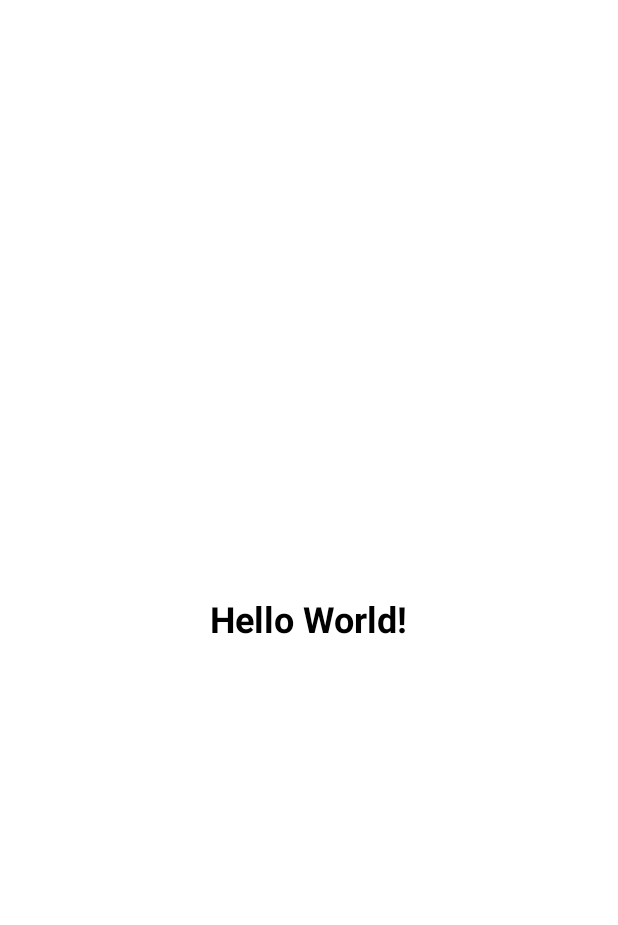
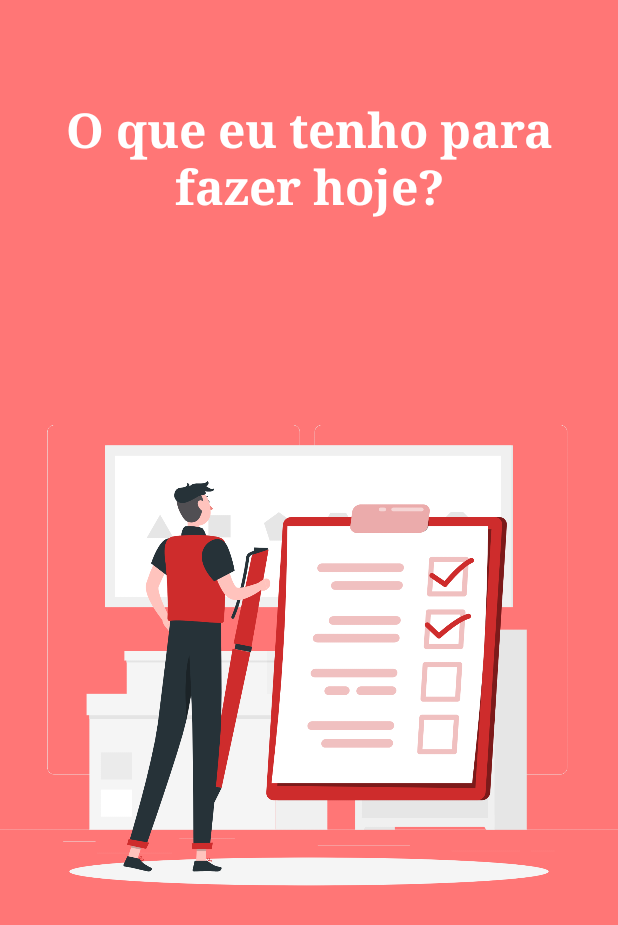
Before and after one commit to AlineCruzDEV/to-do-list-dio, an Android app: the layout activity_splash.xml on its own in the app's theme, with its tools: preview values and no code run, on a phone screen of 412 x 824 dp. Shown: the top 925 px of the screen. Run offline under Robolectric (Android 15) with nearby library versions, the phone set to English and light mode, and no system bars.

Commit message:
Added: Implementation of Splash Screen with their Resources.

```diff
--- a/app/src/main/AndroidManifest.xml
+++ b/app/src/main/AndroidManifest.xml
@@ -9,6 +9,7 @@
         android:roundIcon="@mipmap/ic_launcher_round"
         android:supportsRtl="true"
         android:theme="@style/Theme.Todolistdio">
+        <activity android:name=".HomeActivity"/>
         <activity android:name=".SplashActivity">
             <intent-filter>
                 <action android:name="android.intent.action.MAIN" />
--- a/app/src/main/java/com/alinecruz/to_do_list_dio/SplashActivity.kt
+++ b/app/src/main/java/com/alinecruz/to_do_list_dio/SplashActivity.kt
@@ -1,16 +1,29 @@
 package com.alinecruz.to_do_list_dio
 
+import android.content.Intent
 import androidx.appcompat.app.AppCompatActivity
 import android.os.Bundle
 import com.alinecruz.to_do_list_dio.databinding.ActivitySplashBinding
+import kotlinx.coroutines.CoroutineScope
+import kotlinx.coroutines.Dispatchers
+import kotlinx.coroutines.delay
+import kotlinx.coroutines.launch
 
 class SplashActivity : AppCompatActivity() {
 
     private lateinit var binding: ActivitySplashBinding
+    val scope = CoroutineScope(Dispatchers.Main)
 
     override fun onCreate(savedInstanceState: Bundle?) {
         super.onCreate(savedInstanceState)
         binding = ActivitySplashBinding.inflate(layoutInflater)
         setContentView(binding.root)
+
+        scope.launch {
+            delay(2000)
+            val intent = Intent(application, HomeActivity::class.java)
+            startActivity(intent)
+            finish()
+        }
     }
 }
--- a/app/src/main/res/layout/activity_splash.xml
+++ b/app/src/main/res/layout/activity_splash.xml
@@ -4,16 +4,32 @@
     xmlns:tools="http://schemas.android.com/tools"
     android:layout_width="match_parent"
     android:layout_height="match_parent"
+    android:background="@color/redBack"
     tools:context=".SplashActivity">
 
     <TextView
-        android:layout_width="wrap_content"
+        android:id="@+id/textSplashTitle"
+        style="@style/titleSplah"
+        android:layout_width="0dp"
+        android:gravity="center"
         android:layout_height="wrap_content"
-        android:text="Hello World!"
-        style="@style/title"
+        android:layout_marginStart="@dimen/dimen_24dp"
+        android:layout_marginEnd="@dimen/dimen_24dp"
+        app:layout_constraintTop_toTopOf="parent"
+        app:layout_constraintStart_toStartOf="parent"
+        app:layout_constraintEnd_toEndOf="parent"
+        android:layout_marginTop="@dimen/dimen_64dp"
+        android:text="@string/label_splash_what_do_first"/>
+
+    <ImageView
+        android:id="@+id/imageSplash"
+        android:layout_width="0dp"
+        android:layout_height="0dp"
+        android:layout_marginTop="@dimen/dimen_64dp"
+        app:layout_constraintStart_toStartOf="parent"
+        app:layout_constraintTop_toTopOf="parent"
+        app:layout_constraintEnd_toEndOf="parent"
         app:layout_constraintBottom_toBottomOf="parent"
-        app:layout_constraintLeft_toLeftOf="parent"
-        app:layout_constraintRight_toRightOf="parent"
-        app:layout_constraintTop_toTopOf="parent" />
-
+        android:src="@drawable/to_do_splash"
+        android:contentDescription="@string/message_splash_description_image"/>
 </androidx.constraintlayout.widget.ConstraintLayout>
--- a/app/src/main/res/values-night/themes.xml
+++ b/app/src/main/res/values-night/themes.xml
@@ -1,13 +1,13 @@
 <resources xmlns:tools="http://schemas.android.com/tools">
     <!-- Base application theme. -->
-    <style name="Theme.Todolistdio" parent="Theme.MaterialComponents.DayNight.DarkActionBar">
+    <style name="Theme.Todolistdio" parent="Theme.MaterialComponents.DayNight.NoActionBar">
         <!-- Primary brand color. -->
-        <item name="colorPrimary">@color/purple_200</item>
-        <item name="colorPrimaryVariant">@color/purple_700</item>
+        <item name="colorPrimary">@color/red</item>
+        <item name="colorPrimaryVariant">@color/red2</item>
         <item name="colorOnPrimary">@color/black</item>
         <!-- Secondary brand color. -->
-        <item name="colorSecondary">@color/teal_200</item>
-        <item name="colorSecondaryVariant">@color/teal_200</item>
+        <item name="colorSecondary">@color/red</item>
+        <item name="colorSecondaryVariant">@color/redBack</item>
         <item name="colorOnSecondary">@color/black</item>
         <!-- Status bar color. -->
         <item name="android:statusBarColor" tools:targetApi="l">?attr/colorPrimaryVariant</item>
--- a/app/src/main/res/values/colors.xml
+++ b/app/src/main/res/values/colors.xml
@@ -1,10 +1,8 @@
 <?xml version="1.0" encoding="utf-8"?>
 <resources>
-    <color name="purple_200">#FFBB86FC</color>
-    <color name="purple_500">#FF6200EE</color>
-    <color name="purple_700">#FF3700B3</color>
-    <color name="teal_200">#FF03DAC5</color>
-    <color name="teal_700">#FF018786</color>
     <color name="black">#FF000000</color>
     <color name="white">#FFFFFFFF</color>
+    <color name="red">#CE2C2C</color>
+    <color name="redBack">#C6FF4F4F</color>
+    <color name="red2">#820E0E</color>
 </resources>
--- a/app/src/main/res/values/dimens.xml
+++ b/app/src/main/res/values/dimens.xml
@@ -1,12 +1,18 @@
 <?xml version="1.0" encoding="utf-8"?>
 <resources>
+    <dimen name="dimen_0dp">0dp</dimen>
     <dimen name="dimen_8dp">8dp</dimen>
     <dimen name="dimen_16dp">16dp</dimen>
     <dimen name="dimen_24dp">24dp</dimen>
     <dimen name="dimen_32dp">32dp</dimen>
+    <dimen name="dimen_40dp">40dp</dimen>
+    <dimen name="dimen_48dp">48dp</dimen>
+    <dimen name="dimen_64dp">64dp</dimen>
 
     <dimen name="size_16sp">16sp</dimen>
     <dimen name="size_18sp">18sp</dimen>
     <dimen name="size_20sp">20sp</dimen>
     <dimen name="size_24sp">24sp</dimen>
+    <dimen name="size_32sp">32sp</dimen>
+    <dimen name="size_40sp">40sp</dimen>
 </resources>
--- a/app/src/main/res/values/strings.xml
+++ b/app/src/main/res/values/strings.xml
@@ -1,3 +1,5 @@
 <resources>
-    <string name="app_name">to-do-list-dio</string>
+    <string name="app_name">My Tasks</string>
+    <string name="label_splash_what_do_first">O que eu tenho para fazer hoje?</string>
+    <string name="message_splash_description_image">Desenho de uma pessoa com uma caneta em frente à uma prancheta com tarefas</string>
 </resources>
--- a/app/src/main/res/values/styles.xml
+++ b/app/src/main/res/values/styles.xml
@@ -5,4 +5,10 @@
         <item name="android:textColor">@color/black</item>
         <item name="android:textStyle">bold</item>
     </style>
+    <style name="titleSplah">
+        <item name="android:textSize">@dimen/size_32sp</item>
+        <item name="android:textColor">@color/white</item>
+        <item name="android:textStyle">bold</item>
+        <item name="fontFamily">serif</item>
+    </style>
 </resources>
--- a/app/src/main/res/values/themes.xml
+++ b/app/src/main/res/values/themes.xml
@@ -1,13 +1,13 @@
 <resources xmlns:tools="http://schemas.android.com/tools">
     <!-- Base application theme. -->
-    <style name="Theme.Todolistdio" parent="Theme.MaterialComponents.DayNight.DarkActionBar">
+    <style name="Theme.Todolistdio" parent="Theme.MaterialComponents.DayNight.NoActionBar">
         <!-- Primary brand color. -->
-        <item name="colorPrimary">@color/purple_500</item>
-        <item name="colorPrimaryVariant">@color/purple_700</item>
+        <item name="colorPrimary">@color/red</item>
+        <item name="colorPrimaryVariant">@color/red2</item>
         <item name="colorOnPrimary">@color/white</item>
         <!-- Secondary brand color. -->
-        <item name="colorSecondary">@color/teal_200</item>
-        <item name="colorSecondaryVariant">@color/teal_700</item>
+        <item name="colorSecondary">@color/red</item>
+        <item name="colorSecondaryVariant">@color/redBack</item>
         <item name="colorOnSecondary">@color/black</item>
         <!-- Status bar color. -->
         <item name="android:statusBarColor" tools:targetApi="l">?attr/colorPrimaryVariant</item>
```
Also changed, not shown: app/src/main/res/drawable/to_do_splash.png (added).
